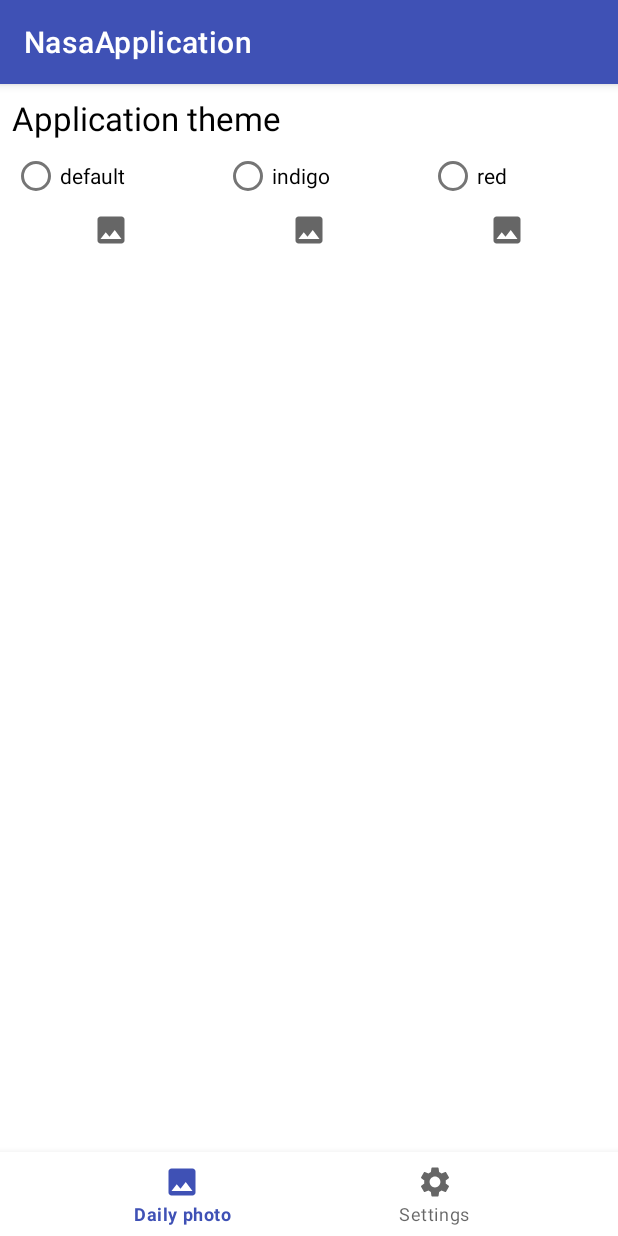
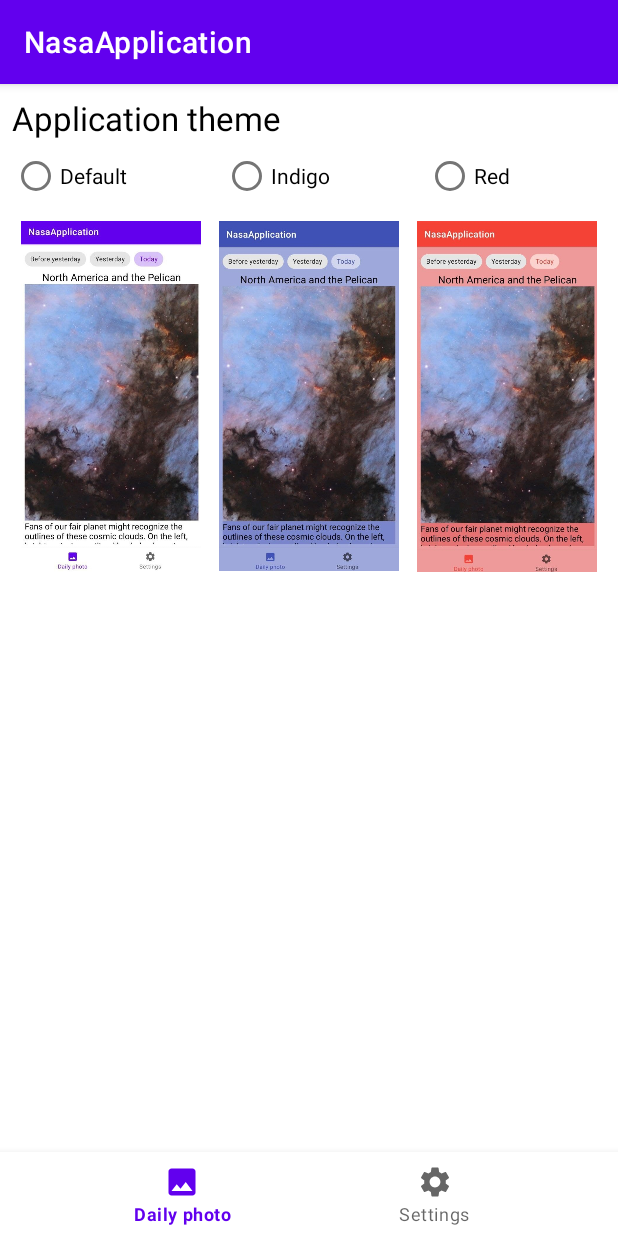
Before and after one commit to BaranovaElena/NasaApplication, an Android app: the fragment SettingsFragment placed in its activity, on a phone screen of 412 x 824 dp. Run offline under Robolectric (Android 15) with nearby library versions, the phone set to English and light mode, and no system bars; libraries missing offline, so code that uses them is left out: by.kirich1409.viewbindingdelegate; 5 statements that could not run were skipped.

```diff
--- a/app/src/main/res/layout/activity_main.xml
+++ b/app/src/main/res/layout/activity_main.xml
@@ -17,6 +17,7 @@
         android:id="@+id/bottom_navigation_view"
         android:layout_width="match_parent"
         android:layout_height="wrap_content"
+        android:background="?attr/colorOnPrimary"
         app:menu="@menu/bottom_navigation_menu" />
 
 </LinearLayout>
--- a/app/src/main/res/layout/fragment_settings.xml
+++ b/app/src/main/res/layout/fragment_settings.xml
@@ -6,6 +6,7 @@
     android:layout_height="match_parent"
     android:orientation="vertical"
     android:padding="@dimen/settings_padding_default"
+    android:background="?attr/colorOnPrimary"
     tools:context=".ui.settings.SettingsFragment">
 
     <com.google.android.material.textview.MaterialTextView
@@ -15,49 +16,56 @@
         android:textSize="@dimen/settings_theme_title_text_size" />
 
     <RadioGroup
+        android:id="@+id/settings_themes_radio_group"
         android:layout_width="match_parent"
         android:layout_height="wrap_content"
-        android:orientation="horizontal"
-        android:gravity="center"
-        android:background="?attr/colorOnPrimary">
+        android:orientation="horizontal" >
 
         <com.google.android.material.radiobutton.MaterialRadioButton
+            android:id="@+id/settings_themes_radio_default"
             android:layout_width="wrap_content"
             android:layout_height="wrap_content"
             android:layout_weight="1"
-            android:text="default"/>
+            android:text="@string/theme_default"/>
         <com.google.android.material.radiobutton.MaterialRadioButton
+            android:id="@+id/settings_themes_radio_indigo"
             android:layout_width="wrap_content"
             android:layout_height="wrap_content"
             android:layout_weight="1"
-            android:text="indigo" />
+            android:text="@string/theme_indigo" />
         <com.google.android.material.radiobutton.MaterialRadioButton
+            android:id="@+id/settings_themes_radio_red"
             android:layout_width="wrap_content"
             android:layout_height="wrap_content"
             android:layout_weight="1"
-            android:text="red"/>
+            android:text="@string/theme_red"/>
     </RadioGroup>
     <LinearLayout
         android:layout_width="match_parent"
-        android:layout_height="wrap_content"
-        android:gravity="center"
-        android:background="?attr/colorOnPrimary">
+        android:layout_height="@dimen/settings_theme_image_layout_height"
+        android:gravity="top">
 
         <androidx.appcompat.widget.AppCompatImageView
             android:layout_width="wrap_content"
             android:layout_height="wrap_content"
             android:layout_weight="1"
-            app:srcCompat="@drawable/ic_picture_of_the_day" />
+            app:srcCompat="@drawable/theme_default"
+            android:scaleType="fitStart"
+            android:layout_margin="@dimen/settings_theme_image_margin"/>
         <androidx.appcompat.widget.AppCompatImageView
             android:layout_width="wrap_content"
             android:layout_height="wrap_content"
             android:layout_weight="1"
-            app:srcCompat="@drawable/ic_picture_of_the_day" />
+            app:srcCompat="@drawable/theme_indigo"
+            android:scaleType="fitStart"
+            android:layout_margin="@dimen/settings_theme_image_margin"/>
         <androidx.appcompat.widget.AppCompatImageView
             android:layout_width="wrap_content"
             android:layout_height="wrap_content"
             android:layout_weight="1"
-            app:srcCompat="@drawable/ic_picture_of_the_day" />
+            app:srcCompat="@drawable/theme_red"
+            android:scaleType="fitStart"
+            android:layout_margin="@dimen/settings_theme_image_margin" />
     </LinearLayout>
 
 </LinearLayout>
--- a/app/src/main/res/layout/picture_of_the_day_fragment.xml
+++ b/app/src/main/res/layout/picture_of_the_day_fragment.xml
@@ -7,6 +7,7 @@
     android:layout_height="match_parent"
     android:orientation="vertical"
     android:padding="@dimen/pod_padding_default"
+    android:background="?attr/colorOnPrimary"
     tools:context=".ui.pod.PictureOfTheDayFragment">
 
     <com.google.android.material.chip.ChipGroup
@@ -61,7 +62,7 @@
             android:id="@+id/bottom_sheet_frame_layout"
             android:layout_width="match_parent"
             android:layout_height="wrap_content"
-            android:background="@color/pod_bottom_sheet_background"
+            android:background="?attr/colorOnPrimarySurface"
             app:behavior_hideable="true"
             app:behavior_peekHeight="@dimen/pod_bottom_sheet_peek_height"
             app:layout_behavior="com.google.android.material.bottomsheet.BottomSheetBehavior">
--- a/app/src/main/res/values/colors.xml
+++ b/app/src/main/res/values/colors.xml
@@ -12,9 +12,16 @@
     <color name="indigo_300">#FF7986CB</color>
     <color name="indigo_500">#FF3F51B5</color>
     <color name="indigo_700">#FF303F9F</color>
-    <color name="red_300">#FFE57373</color>
-    <color name="red_400">#FFEF5350</color>
-    <color name="green_a700">#FF00C853</color>
+    <color name="red_200">#EF9A9A</color>
+    <color name="red_300">#E57373</color>
+    <color name="red_500">#F44336</color>
+    <color name="red_700">#D32F2F</color>
+    <color name="green_200">#A5D6A7</color>
+    <color name="green_500">#4CAF50</color>
+    <color name="green_700">#388E3C</color>
+    <color name="deep_orange_200">#FFAB91</color>
+    <color name="deep_orange_500">#FF5722</color>
+    <color name="deep_orange_700">#E64A19</color>
 
     <!-- picture of the day fragment -->
     <color name="pod_background">@color/indigo_100</color>
@@ -27,15 +34,4 @@
     <!-- settings fragment -->
     <color name="settings_background">@color/indigo_100</color>
 
-    <!-- theme indigo -->
-    <color name="nasa_indigo_primary_light">#aab6fe</color>
-    <color name="nasa_indigo_primary_dark">#49599a</color>
-    <color name="nasa_indigo_secondary_light">#ffa4a2</color>
-    <color name="nasa_indigo_secondary_dark">#af4448</color>
-
-    <!-- theme red -->
-    <color name="nasa_red_primary_light">#ff867c</color>
-    <color name="nasa_red_primary_dark">#b61827</color>
-    <color name="nasa_red_secondary_light">#5efc82</color>
-    <color name="nasa_red_secondary_dark">#009624</color>
 </resources>
--- a/app/src/main/res/values/dimens.xml
+++ b/app/src/main/res/values/dimens.xml
@@ -7,4 +7,6 @@
 
     <dimen name="settings_padding_default">8dp</dimen>
     <dimen name="settings_theme_title_text_size">22sp</dimen>
+    <dimen name="settings_theme_image_margin">6dp</dimen>
+    <dimen name="settings_theme_image_layout_height">250dp</dimen>
 </resources>
--- a/app/src/main/res/values/strings.xml
+++ b/app/src/main/res/values/strings.xml
@@ -18,5 +18,7 @@
 
     <!-- settings fragment -->
     <string name="settings_theme_title_text">Application theme</string>
-
+    <string name="theme_default">Default</string>
+    <string name="theme_indigo">Indigo</string>
+    <string name="theme_red">Red</string>
 </resources>
--- a/app/src/main/res/values/themes.xml
+++ b/app/src/main/res/values/themes.xml
@@ -2,8 +2,8 @@
     <!-- Base application theme. -->
     <style name="Theme.NasaApplication" parent="Theme.MaterialComponents.DayNight.DarkActionBar">
         <!-- Primary brand color. -->
-        <item name="colorPrimary">@color/indigo_500</item>
-        <item name="colorPrimaryVariant">@color/indigo_700</item>
+        <item name="colorPrimary">@color/purple_500</item>
+        <item name="colorPrimaryVariant">@color/purple_700</item>
         <item name="colorOnPrimary">@color/white</item>
         <!-- Secondary brand color. -->
         <item name="colorSecondary">@color/teal_200</item>
@@ -16,22 +16,24 @@
     </style>
 
     <style name="Theme.NasaApplication.Indigo" parent="Theme.NasaApplication">
-        <item name="colorPrimary">@color/indigo_300</item>
-        <item name="colorPrimaryVariant">@color/nasa_indigo_primary_dark</item>
-        <item name="colorOnPrimary">@color/nasa_indigo_primary_light</item>
+        <item name="colorPrimary">@color/indigo_500</item>
+        <item name="colorPrimaryVariant">@color/indigo_700</item>
+        <item name="colorOnPrimary">@color/indigo_200</item>
+        <item name="colorOnPrimarySurface">@color/indigo_300</item>
 
-        <item name="colorSecondary">@color/red_300</item>
-        <item name="colorSecondaryVariant">@color/nasa_indigo_secondary_light</item>
-        <item name="colorOnSecondary">@color/nasa_indigo_secondary_dark</item>
+        <item name="colorSecondary">@color/deep_orange_500</item>
+        <item name="colorSecondaryVariant">@color/deep_orange_700</item>
+        <item name="colorOnSecondary">@color/deep_orange_200</item>
     </style>
 
     <style name="Theme.NasaApplication.Red" parent="Theme.NasaApplication">
-        <item name="colorPrimary">@color/red_400</item>
-        <item name="colorPrimaryVariant">@color/nasa_red_primary_dark</item>
-        <item name="colorOnPrimary">@color/nasa_red_primary_light</item>
+        <item name="colorPrimary">@color/red_500</item>
+        <item name="colorPrimaryVariant">@color/red_700</item>
+        <item name="colorOnPrimary">@color/red_200</item>
+        <item name="colorOnPrimarySurface">@color/red_300</item>
 
-        <item name="colorSecondary">@color/green_a700</item>
-        <item name="colorSecondaryVariant">@color/nasa_red_secondary_light</item>
-        <item name="colorOnSecondary">@color/nasa_red_secondary_dark</item>
+        <item name="colorSecondary">@color/green_500</item>
+        <item name="colorSecondaryVariant">@color/green_700</item>
+        <item name="colorOnSecondary">@color/green_200</item>
     </style>
 </resources>
```
Also changed, not shown: app/src/main/java/com/example/nasaapplication/ui/MainActivity.kt (+44 -4 lines), app/src/main/java/com/example/nasaapplication/ui/settings/SettingsFragment.kt (+53 -1 lines), app/src/main/res/drawable/theme_default.jpg (added), app/src/main/res/drawable/theme_indigo.jpg (added), app/src/main/res/drawable/theme_red.jpg (added), 1 other file.
